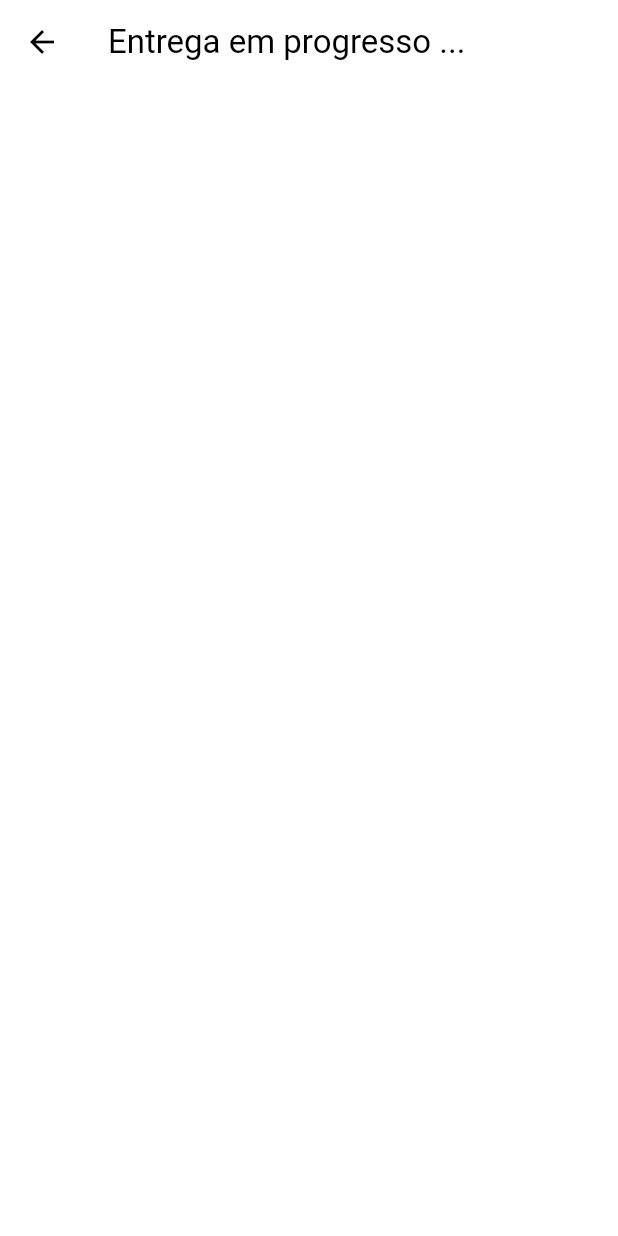
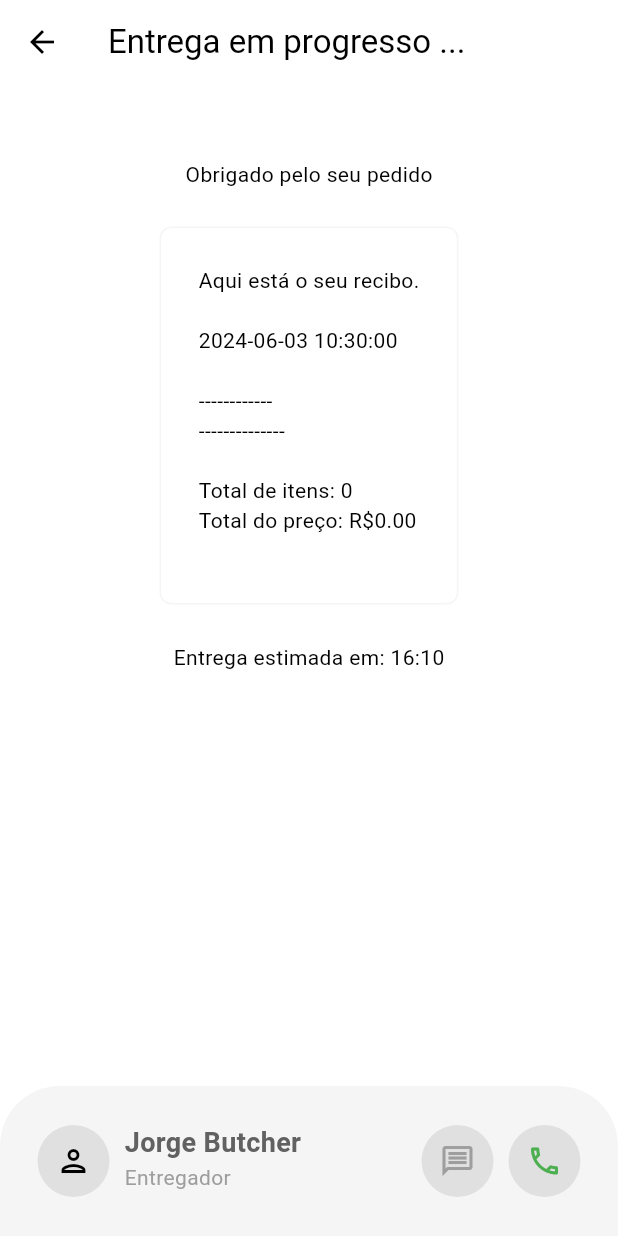
Before and after one commit to nichbrosa/Projeto_Aplicado, a Flutter app: the ProgressoEntregaPagina screen opened directly, on a phone screen of 412 x 824 dp. Run offline on Flutter 3.47's test engine with Material 3 defaults, Android fonts, the phone set to English and light mode, and no system bars; our stand-ins replace flutter_credit_card.

Commit message:
tela de entrega

```diff
--- /dev/null
+++ b/lib/componentes/my_receipt.dart
@@ -0,0 +1,37 @@
+import 'package:flutter/material.dart';
+import 'package:projeto_aplicado/modelos/restaurante.dart';
+import 'package:provider/provider.dart';
+
+class MyReceipt extends StatelessWidget {
+  const MyReceipt({super.key});
+
+  @override
+  Widget build(BuildContext context) {
+    return Padding(
+      padding: const EdgeInsets.only(left: 25, right: 25, bottom: 25, top: 50),
+      child: Center(
+        child: Column(
+          mainAxisAlignment: MainAxisAlignment.center,
+          children: [
+          const Text("Obrigado pelo seu pedido"),
+          const SizedBox(height: 25),
+          Container(
+            decoration: BoxDecoration(
+              border:
+                Border.all(color: Theme.of(context).colorScheme.secondary),
+                borderRadius: BorderRadius.circular(8),
+            ),
+            padding: const EdgeInsets.all(25),
+            child: Consumer<Restaurante>(
+              builder: (context, restaurate, child) =>
+                Text(restaurate.mostrarReciboCarrinho()),
+              ),
+            ),
+            const SizedBox(height: 25),
+            const Text("Entrega estimada em: 16:10"),
+          ],
+        ),
+      ),
+    );
+  }
+}
--- a/lib/modelos/restaurante.dart
+++ b/lib/modelos/restaurante.dart
@@ -1,5 +1,6 @@
 import 'package:collection/collection.dart';
 import 'package:flutter/material.dart';
+import 'package:intl/intl.dart';
 import 'package:projeto_aplicado/modelos/item_carrinho.dart';
 
 import 'comida.dart';
@@ -218,9 +219,45 @@ class Restaurante extends ChangeNotifier{
   */
 
   // gerar recibo
+  String mostrarReciboCarrinho(){
+    final recibo = StringBuffer();
+    recibo.writeln("Aqui está o seu recibo.");
+    recibo.writeln();
+
+    //formatar data para mostrar até segundos
+    String formatarData = DateFormat('yyyy-MM-dd HH:mm:ss').format(DateTime.now());
+
+    recibo.writeln(formatarData);
+    recibo.writeln();
+    recibo.writeln("------------");
+
+    for(final itemCarrinho in _carrinho){
+      recibo.writeln(
+        "${itemCarrinho.quantidade} x ${itemCarrinho.comida.nome} - ${_formatarPreco(itemCarrinho.comida.preco)}");
+      if(itemCarrinho.complementoSelecionado.isNotEmpty){
+        recibo.writeln(
+          " Complementos: ${_formatarComplemento(itemCarrinho.complementoSelecionado)}"
+        );
+      }
+      recibo.writeln();
+    }
+
+    recibo.writeln("--------------");
+    recibo.writeln();
+    recibo.writeln("Total de itens: ${getContagemItensTotal()}");
+    recibo.writeln("Total do preço: ${_formatarPreco(getPrecoTotal())}");
+
+    return recibo.toString();
+  }
 
   // formatar double valor em dinheiro
+  String _formatarPreco(double preco){
+    return "R\$${preco.toStringAsFixed(2)}";
+  }
 
   // formatar lista de addons em uma string summary
-
+  String _formatarComplemento(List<Complemento> complemento){
+    return complemento.map((complemento) => "${complemento.nome} (${_formatarPreco(complemento.preco)})")
+    .join(", ");
+  }
 }
--- a/lib/paginas/comida_pagina.dart
+++ b/lib/paginas/comida_pagina.dart
@@ -70,7 +70,7 @@ class _ComidaPaginaState extends State<ComidaPagina> {
 
                   //preco comida
                   Text(
-                    'R\$' + widget.comida.preco.toStringAsFixed(2),
+                    "R\$" + widget.comida.preco.toStringAsFixed(2),
                     style: TextStyle(fontWeight: FontWeight.bold,
                     fontSize: 16,
                     color: Theme.of(context).colorScheme.primary,
--- a/lib/paginas/pagamento_pagina.dart
+++ b/lib/paginas/pagamento_pagina.dart
@@ -47,12 +47,15 @@ class _PagamentoPaginaState extends State<PagamentoPagina> {
 
             //botao confirmar
             TextButton(
-              onPressed: () => Navigator.push(
-                context,
-                MaterialPageRoute(
-                  builder: (context) => const ProgressoEntregaPagina(),
-                ),
-              ),
+              onPressed: () {
+                Navigator.pop(context);
+                Navigator.push(
+                  context,
+                  MaterialPageRoute(
+                    builder: (context) => const ProgressoEntregaPagina(),
+                  ),
+                );
+              },
               child: const Text("Sim"),
             ),
 
--- a/lib/paginas/progresso_entrega_pagina.dart
+++ b/lib/paginas/progresso_entrega_pagina.dart
@@ -1,4 +1,5 @@
 import 'package:flutter/material.dart';
+import 'package:projeto_aplicado/componentes/my_receipt.dart';
 
 class ProgressoEntregaPagina extends StatelessWidget {
   const ProgressoEntregaPagina({super.key});
@@ -8,7 +9,101 @@ class ProgressoEntregaPagina extends StatelessWidget {
     return Scaffold(
       appBar: AppBar(
         title: const Text("Entrega em progresso ..."),
+        backgroundColor: Colors.transparent,
+      ),
+      bottomNavigationBar: _buildBottomNavBar(context),
+      body: const Column(
+        children: [
+          MyReceipt()
+        ],
       ),
     );
   }
+
+  //Botao customizado - Mensagem / chamar o entregador
+  Widget _buildBottomNavBar(BuildContext context){
+    return Container(
+      height: 100,
+      decoration: BoxDecoration(
+        color: Theme.of(context).colorScheme.secondary,
+        borderRadius: const BorderRadius.only(
+          topLeft: Radius.circular(40),
+          topRight: Radius.circular(40),
+          ),
+        ),
+        padding: const EdgeInsets.all(25),
+        child: Row(
+          children: [
+            //foto do entregador
+            Container(
+              decoration: BoxDecoration(
+                color: Theme.of(context).colorScheme.background,
+                shape:  BoxShape.circle,
+              ),
+              child: IconButton(
+                onPressed: () {},
+                icon: const Icon(Icons.person_outlined),
+              ),
+            ),
+
+            const SizedBox(width: 10),
+
+            //detalhes do entregador
+            Column(
+              crossAxisAlignment: CrossAxisAlignment.start,
+              children: [
+                Text(
+                  "Jorge Butcher",
+                  style: TextStyle(
+                    fontWeight: FontWeight.bold,
+                    fontSize: 18,
+                    color: Theme.of(context).colorScheme.inversePrimary,
+                  ),
+                ),
+              Text(
+                "Entregador",
+                style: TextStyle(
+                  color: Theme.of(context).colorScheme.primary,
+                  ),
+                ),
+              ],
+            ),
+
+            const Spacer(),
+
+            //botao mensagem
+            Row(
+              children: [
+                Container(
+              decoration: BoxDecoration(
+                color: Theme.of(context).colorScheme.background,
+                shape:  BoxShape.circle,
+              ),
+              child: IconButton(
+                onPressed: () {},
+                icon: const Icon(Icons.message_outlined),
+                color:  Theme.of(context).colorScheme.primary,
+              ),
+            ),
+              ],
+            ),
+
+            const SizedBox(width: 10),
+
+            //botao ligar
+            Container(
+              decoration: BoxDecoration(
+                color: Theme.of(context).colorScheme.background,
+                shape:  BoxShape.circle,
+              ),
+              child: IconButton(
+                onPressed: () {},
+                icon: const Icon(Icons.call_outlined),
+                color: Colors.green,
+              ),
+            ),
+          ],
+        ),
+    );
+  }
 }
--- a/pubspec.yaml
+++ b/pubspec.yaml
@@ -38,6 +38,7 @@ dependencies:
   provider: ^6.1.2
   collection: ^1.18.0
   flutter_credit_card: ^4.0.1
+  intl: ^0.19.0
 
 dev_dependencies:
   flutter_test:
```
Also changed, not shown: pubspec.lock.
